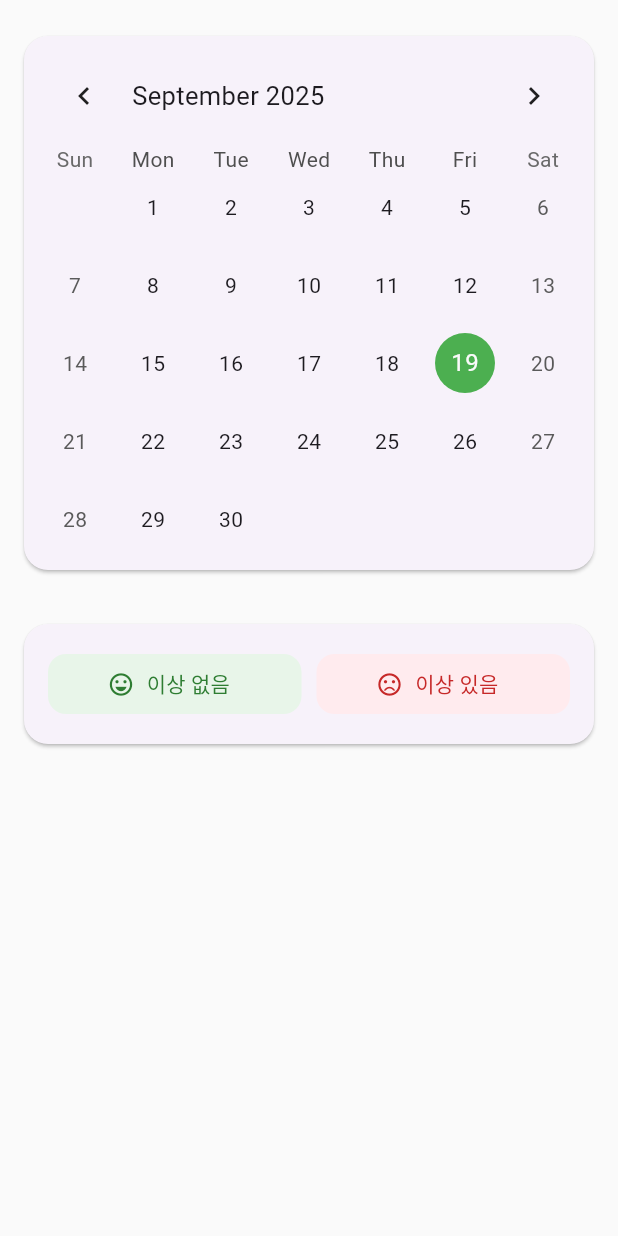
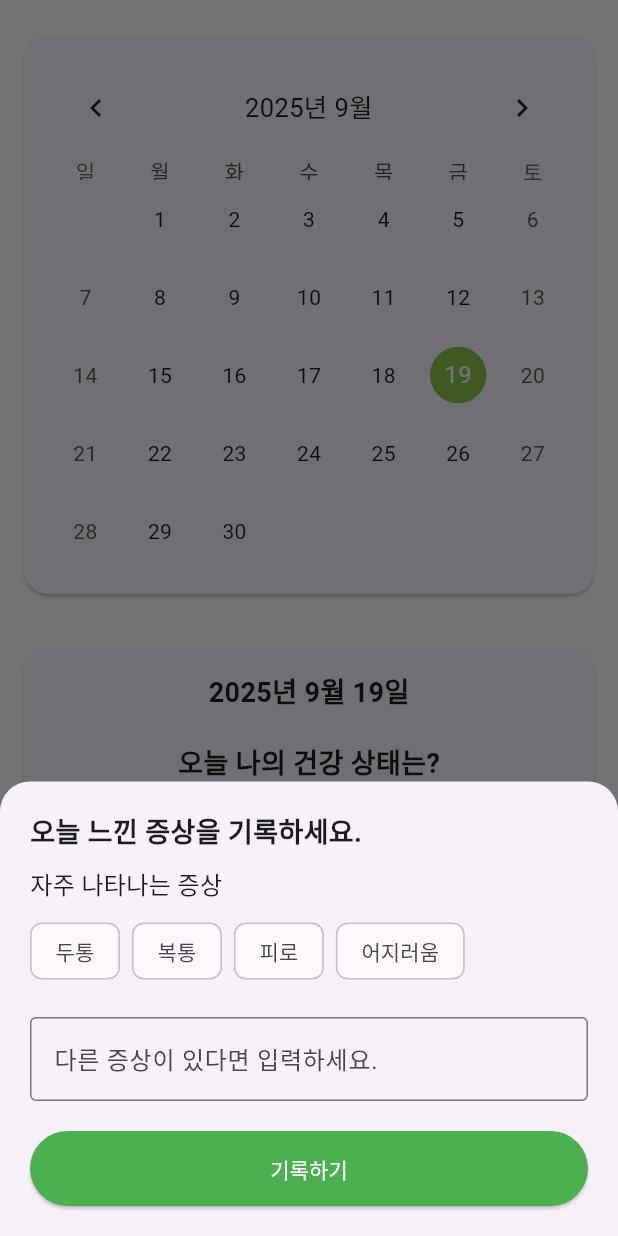
Before and after one commit to cathyjiwon/Checkey-mvp, a Flutter app: the DiaryScreen widget shown alone on an empty page, opened directly, after a tap on "이상 있음", on a phone screen of 412 x 824 dp. Run offline on Flutter 3.47's test engine with Material 3 defaults, Android fonts, the light colour scheme and no system bars; drawn by our look-alikes of table_calendar; our stand-ins replace fl_chart, shared_preferences; accounts and stored records are empty.

```diff
--- a/lib/main.dart
+++ b/lib/main.dart
@@ -8,8 +8,11 @@ import 'package:solusmvp/screens/solution_screen.dart';
 import 'package:solusmvp/screens/medication_screen.dart';
 import 'package:solusmvp/widgets/frequent_symptom_drawer.dart';
 import 'package:solusmvp/widgets/medication_manager_drawer.dart';
+import 'package:intl/date_symbol_data_local.dart';
 
-void main() {
+void main() async {
+  WidgetsFlutterBinding.ensureInitialized();
+  await initializeDateFormatting('ko_KR', null);
   runApp(
     ChangeNotifierProvider(
       create: (context) => SymptomManager(),
@@ -136,7 +139,7 @@ class _TabScreenState extends State<TabScreen> {
             const Divider(),
             ListTile(
               leading: const Icon(Icons.medication),
-              title: const Text('복용 중인 약물 관리'), // 새로운 메뉴 항목
+              title: const Text('복용 중인 약물 관리'),
               onTap: () {
                 Navigator.pop(context);
                 Navigator.push(
--- a/lib/screens/diary_screen.dart
+++ b/lib/screens/diary_screen.dart
@@ -1,10 +1,8 @@
-import 'dart:async';
 import 'package:flutter/material.dart';
-import 'package:table_calendar/table_calendar.dart';
-import 'package:shared_preferences/shared_preferences.dart';
-import 'dart:convert';
 import 'package:provider/provider.dart';
 import 'package:solusmvp/services/symptom_manager.dart';
+import 'package:table_calendar/table_calendar.dart';
+import 'package:intl/intl.dart';
 import '../widgets/custom_card.dart';
 
 class DiaryScreen extends StatefulWidget {
@@ -15,288 +13,123 @@ class DiaryScreen extends StatefulWidget {
 }
 
 class _DiaryScreenState extends State<DiaryScreen> {
-  CalendarFormat _calendarFormat = CalendarFormat.month;
   DateTime _focusedDay = DateTime.now();
-  DateTime? _selectedDay;
-  final Map<DateTime, Map<String, dynamic>> _events = {};
-  final TextEditingController _diaryController = TextEditingController();
-  Timer? _debounce;
-  bool _showEntrySection = false;
-  String _symptom = '';
+  DateTime _selectedDay = DateTime.now();
+  String _selectedState = '이상 없음';
 
   @override
   void initState() {
     super.initState();
-    _selectedDay = _focusedDay;
-    _loadEvents();
+    _loadDiaryEntryForSelectedDay();
   }
 
-  @override
-  void dispose() {
-    _diaryController.dispose();
-    _debounce?.cancel();
-    super.dispose();
-  }
-
-Future<void> _loadEvents() async {
-    final SharedPreferences prefs = await SharedPreferences.getInstance();
-    final allKeys = prefs.getKeys();
-    _events.clear();
-    for (final key in allKeys) {
-      if (key.startsWith('diary_')) {
-        final dateString = key.replaceFirst('diary_', '');
-        final date = DateTime.tryParse(dateString);
-        if (date != null) {
-          final normalizedDate = DateTime.utc(date.year, date.month, date.day);
-          final entryJson = prefs.getString(key);
-          if (entryJson != null) {
-            try {
-              // 새로운 JSON 형식 데이터 파싱 시도
-              final entry = jsonDecode(entryJson);
-              _events[normalizedDate] = {
-                'type': entry['type'],
-                'text': entry['text'],
-                'symptom': entry['symptom'],
-              };
-            } catch (e) {
-              // JSON 파싱 실패 시, 이전의 문자열 형식 데이터로 처리
-              // 이전 '이상 없음' 텍스트 데이터의 경우 'good' 타입으로 간주
-              _events[normalizedDate] = {
-                'type': entryJson == '이상 없음' ? 'good' : 'bad',
-                'text': '',
-                'symptom': '',
-              };
-            }
-          }
-        }
-      }
-    }
-    setState(() {});
-  }
-
-  Future<void> _saveDiary(String type) async {
-    if (_selectedDay == null) return;
-    final SharedPreferences prefs = await SharedPreferences.getInstance();
-    final normalizedDay = DateTime.utc(_selectedDay!.year, _selectedDay!.month, _selectedDay!.day);
-    final key = 'diary_$normalizedDay';
-
-    final entry = {
-      'type': type,
-      'text': _diaryController.text,
-      'symptom': _symptom,
-    };
-    await prefs.setString(key, jsonEncode(entry));
-
-    _events[normalizedDay] = entry;
-    setState(() {});
-  }
-
-  void _onDaySelected(DateTime selectedDay, DateTime focusedDay) {
-    if (!isSameDay(_selectedDay, selectedDay)) {
+  void _loadDiaryEntryForSelectedDay() {
+    final symptomManager = Provider.of<SymptomManager>(context, listen: false);
+    final selectedDateString = DateFormat('yyyy-MM-dd').format(_selectedDay);
+    final entry = symptomManager.diaryEntries[selectedDateString];
     setState(() {
-        _selectedDay = selectedDay;
-        _focusedDay = focusedDay;
-        _showEntrySection = false;
-        _diaryController.clear();
-        _symptom = '';
+      _selectedState = entry != null ? entry['status'] : '이상 없음';
     });
-      _loadDiaryForSelectedDay();
-    }
-  }
-
-  Future<void> _loadDiaryForSelectedDay() async {
-    if (_selectedDay == null) return;
-    final SharedPreferences prefs = await SharedPreferences.getInstance();
-    final normalizedDay = DateTime.utc(_selectedDay!.year, _selectedDay!.month, _selectedDay!.day);
-    final key = 'diary_$normalizedDay';
-    final entryJson = prefs.getString(key);
-
-    if (entryJson != null) {
-      final entry = jsonDecode(entryJson);
-      setState(() {
-        _showEntrySection = entry['type'] == 'bad';
-        _diaryController.text = entry['text'] ?? '';
-        _symptom = entry['symptom'] ?? '';
-      });
-    } else {
-      setState(() {
-        _showEntrySection = false;
-        _diaryController.clear();
-        _symptom = '';
-      });
-    }
   }
 
   @override
   Widget build(BuildContext context) {
-    final symptomManager = Provider.of<SymptomManager>(context, listen: false);
+    final symptomManager = Provider.of<SymptomManager>(context);
 
     return SingleChildScrollView(
       child: Padding(
         padding: const EdgeInsets.all(16.0),
         child: Column(
-          children: <Widget>[
+          children: [
             CustomCard(
-              padding: const EdgeInsets.all(8),
               child: TableCalendar(
+                locale: 'ko_KR',
                 firstDay: DateTime.utc(2020, 1, 1),
                 lastDay: DateTime.utc(2030, 12, 31),
                 focusedDay: _focusedDay,
-                selectedDayPredicate: (day) => isSameDay(_selectedDay, day),
-                onDaySelected: _onDaySelected,
-                calendarFormat: _calendarFormat,
-                headerStyle: const HeaderStyle(formatButtonVisible: false),
+                selectedDayPredicate: (day) {
+                  return isSameDay(_selectedDay, day);
+                },
+                onDaySelected: (selectedDay, focusedDay) {
+                  setState(() {
+                    _selectedDay = selectedDay;
+                    _focusedDay = focusedDay;
+                  });
+                  _loadDiaryEntryForSelectedDay();
+                },
+                onPageChanged: (focusedDay) {
+                  _focusedDay = focusedDay;
+                },
                 calendarStyle: const CalendarStyle(
                   outsideDaysVisible: false,
                   todayDecoration: BoxDecoration(
-                    color: Color(0xFFE8F5E9),
+                    color: Colors.green,
                     shape: BoxShape.circle,
                   ),
                   selectedDecoration: BoxDecoration(
-                    color: Colors.green,
+                    color: Colors.lightGreen,
                     shape: BoxShape.circle,
                   ),
                 ),
-                eventLoader: (day) {
-                  final normalizedDay = DateTime.utc(day.year, day.month, day.day);
-                  final eventType = _events[normalizedDay]?['type'];
-                  if (eventType != null) {
-                    return [eventType];
-                  }
-                  return [];
-                },
-                calendarBuilders: CalendarBuilders(
-                  markerBuilder: (context, date, events) {
-                    if (events.isNotEmpty) {
-                      final isGoodDay = events.first == 'good';
-                      return Positioned(
-                        bottom: 1,
-                        child: Container(
-                          width: 8.0,
-                          height: 8.0,
-                          decoration: BoxDecoration(
-                            shape: BoxShape.circle,
-                            color: isGoodDay ? Colors.green[700] : Colors.red,
-                          ),
-                        ),
-                      );
-                    }
-                    return null;
-                  },
+                headerStyle: const HeaderStyle(
+                  formatButtonVisible: false,
+                  titleCentered: true,
                 ),
               ),
             ),
             const SizedBox(height: 20),
             CustomCard(
-              child: Row(
-                mainAxisAlignment: MainAxisAlignment.spaceAround,
+              child: Column(
                 children: [
-                  Expanded(
-                    child: ElevatedButton.icon(
-                      onPressed: () {
-                        _showEmojiPopup(context);
-                        _saveDiary('good');
-                        setState(() {
-                          _showEntrySection = false;
-                          _diaryController.clear();
-                          _symptom = '';
-                        });
-                      },
-                      icon: const Icon(Icons.sentiment_very_satisfied),
-                      label: const Text('이상 없음'),
-                      style: ElevatedButton.styleFrom(
-                        backgroundColor: const Color(0xFFE8F5E9),
-                        foregroundColor: Colors.green[800],
-                        elevation: 0,
-                        shape: RoundedRectangleBorder(
-                          borderRadius: BorderRadius.circular(12),
+                  Text(
+                    DateFormat('yyyy년 M월 d일').format(_selectedDay),
+                    style: const TextStyle(
+                      fontSize: 18,
+                      fontWeight: FontWeight.bold,
                     ),
                   ),
+                  const SizedBox(height: 20),
+                  const Text(
+                    '오늘 나의 건강 상태는?',
+                    style: TextStyle(
+                      fontSize: 18,
+                      fontWeight: FontWeight.bold,
                     ),
                   ),
-                  const SizedBox(width: 10),
-                  Expanded(
-                    child: ElevatedButton.icon(
-                      onPressed: () {
-                        setState(() {
-                          _showEntrySection = true;
-                          _loadDiaryForSelectedDay();
-                        });
-                      },
-                      icon: const Icon(Icons.sentiment_very_dissatisfied),
-                      label: const Text('이상 있음'),
-                      style: ElevatedButton.styleFrom(
-                        backgroundColor: const Color(0xFFFFEBEE),
-                        foregroundColor: Colors.red[800],
-                        elevation: 0,
-                        shape: RoundedRectangleBorder(
-                          borderRadius: BorderRadius.circular(12),
+                  const SizedBox(height: 20),
+                  Row(
+                    mainAxisAlignment: MainAxisAlignment.center,
+                    children: [
+                      _buildStateButton('이상 없음', context),
+                      const SizedBox(width: 20),
+                      _buildStateButton('이상 있음', context),
+                    ],
+                  ),
+                  const SizedBox(height: 20),
+                  if (_selectedState != '이상 없음')
+                    Column(
+                      children: [
+                        const Text(
+                          '기록된 증상:',
+                          style: TextStyle(
+                            fontSize: 16,
+                            fontWeight: FontWeight.bold,
                           ),
                         ),
-                    ),
+                        const SizedBox(height: 8),
+                        Wrap(
+                          spacing: 8.0,
+                          runSpacing: 8.0,
+                          children: [
+                            ...symptomManager.diaryEntries[DateFormat('yyyy-MM-dd').format(_selectedDay)]?['symptoms']
+                                .map<Widget>((symptom) => Chip(label: Text(symptom)))
+                                .toList() ?? [],
+                          ],
                         ),
                       ],
                     ),
-            ),
-            const SizedBox(height: 20),
-            AnimatedSwitcher(
-              duration: const Duration(milliseconds: 300),
-              transitionBuilder: (Widget child, Animation<double> animation) {
-                return FadeTransition(opacity: animation, child: child);
-              },
-              child: _showEntrySection
-                  ? CustomCard(
-                      key: const ValueKey('textInputCard'),
-                      child: Column(
-                        crossAxisAlignment: CrossAxisAlignment.stretch,
-                        children: [
-                          const Text(
-                            '증상',
-                            style: TextStyle(fontSize: 16, fontWeight: FontWeight.bold),
-                          ),
-                          const SizedBox(height: 10),
-                          Wrap(
-                            spacing: 8.0,
-                            runSpacing: 4.0,
-                            children: symptomManager.frequentSymptoms.map((symptom) {
-                              return ChoiceChip(
-                                label: Text(symptom),
-                                selected: _symptom == symptom,
-                                onSelected: (bool selected) {
-                                  setState(() {
-                                    _symptom = selected ? symptom : '';
-                                    _saveDiary('bad');
-                                  });
-                                },
-                              );
-                            }).toList(),
-                          ),
-                          const SizedBox(height: 16),
-                          TextField(
-                            controller: _diaryController,
-                            decoration: InputDecoration(
-                              border: OutlineInputBorder(
-                                borderRadius: BorderRadius.circular(12),
-                                borderSide: BorderSide.none,
-                              ),
-                              filled: true,
-                              fillColor: Colors.grey[100],
-                              hintText: '오늘의 건강 상태를 자세히 기록하세요.',
-                            ),
-                            maxLines: 5,
-                            onChanged: (text) {
-                              if (_debounce?.isActive ?? false) {
-                                _debounce!.cancel();
-                              }
-                              _debounce = Timer(const Duration(milliseconds: 500), () {
-                                _saveDiary('bad');
-                              });
-                            },
-                          ),
                 ],
               ),
-                    )
-                  : const SizedBox.shrink(key: ValueKey('empty')),
             ),
           ],
         ),
@@ -304,25 +137,121 @@ Future<void> _loadEvents() async {
     );
   }
 
-  void _showEmojiPopup(BuildContext context) {
-    showDialog(
+  Widget _buildStateButton(String state, BuildContext context) {
+    final bool isSelected = _selectedState == state;
+    return ElevatedButton(
+      style: ElevatedButton.styleFrom(
+        backgroundColor: isSelected ? Colors.green : Colors.grey[200],
+        foregroundColor: isSelected ? Colors.white : Colors.black,
+        shape: RoundedRectangleBorder(
+          borderRadius: BorderRadius.circular(10),
+        ),
+        padding: const EdgeInsets.symmetric(horizontal: 20, vertical: 15),
+      ),
+      onPressed: () {
+        setState(() {
+          _selectedState = state;
+        });
+        final symptomManager = Provider.of<SymptomManager>(context, listen: false);
+        if (state == '이상 있음') {
+          _showSymptomInputModal(context, symptomManager);
+        } else {
+          symptomManager.saveDiaryEntry(_selectedDay, '이상 없음', []);
+          ScaffoldMessenger.of(context).showSnackBar(
+            const SnackBar(content: Text('건강 일기가 기록되었습니다.')),
+          );
+        }
+      },
+      child: Text(state),
+    );
+  }
+
+  void _showSymptomInputModal(BuildContext context, SymptomManager symptomManager) {
+    final TextEditingController symptomController = TextEditingController();
+    List<String> selectedSymptoms = symptomManager.diaryEntries[DateFormat('yyyy-MM-dd').format(_selectedDay)]?['symptoms']
+        .cast<String>()
+        .toList() ?? [];
+
+    showModalBottomSheet(
       context: context,
-      builder: (BuildContext context) {
-        return AlertDialog(
-          content: const Column(
+      isScrollControlled: true,
+      shape: const RoundedRectangleBorder(
+        borderRadius: BorderRadius.vertical(top: Radius.circular(20)),
+      ),
+      builder: (BuildContext bc) {
+        return Padding(
+          padding: EdgeInsets.only(
+            top: 20,
+            left: 20,
+            right: 20,
+            bottom: MediaQuery.of(bc).viewInsets.bottom + 20,
+          ),
+          child: StatefulBuilder(
+            builder: (BuildContext context, StateSetter modalSetState) {
+              return Column(
                 mainAxisSize: MainAxisSize.min,
+                crossAxisAlignment: CrossAxisAlignment.start,
                 children: [
-              Text('이상 없음 😊'),
+                  const Text(
+                    '오늘 느낀 증상을 기록하세요.',
+                    style: TextStyle(fontSize: 18, fontWeight: FontWeight.bold),
+                  ),
+                  const SizedBox(height: 10),
+                  const Text('자주 나타나는 증상', style: TextStyle(fontSize: 16)),
+                  const SizedBox(height: 8),
+                  Wrap(
+                    spacing: 8.0,
+                    runSpacing: 8.0,
+                    children: symptomManager.frequentSymptoms.map((symptom) {
+                      final isSelected = selectedSymptoms.contains(symptom);
+                      return ChoiceChip(
+                        label: Text(symptom),
+                        selected: isSelected,
+                        onSelected: (bool selected) {
+                          modalSetState(() {
+                            if (selected) {
+                              selectedSymptoms.add(symptom);
+                            } else {
+                              selectedSymptoms.remove(symptom);
+                            }
+                          });
+                        },
+                      );
+                    }).toList(),
+                  ),
+                  const SizedBox(height: 20),
+                  TextField(
+                    controller: symptomController,
+                    decoration: const InputDecoration(
+                      labelText: '다른 증상이 있다면 입력하세요.',
+                      border: OutlineInputBorder(),
+                    ),
+                  ),
+                  const SizedBox(height: 20),
+                  ElevatedButton(
+                    onPressed: () {
+                      if (symptomController.text.isNotEmpty) {
+                        selectedSymptoms.add(symptomController.text);
+                      }
+
+                      symptomManager.saveDiaryEntry(_selectedDay, _selectedState, selectedSymptoms);
+
+                      ScaffoldMessenger.of(context).showSnackBar(
+                        const SnackBar(content: Text('건강 일기가 기록되었습니다.')),
+                      );
+
+                      Navigator.pop(context);
+                    },
+                    style: ElevatedButton.styleFrom(
+                      backgroundColor: Colors.green,
+                      minimumSize: const Size(double.infinity, 50),
+                    ),
+                    child: const Text('기록하기', style: TextStyle(color: Colors.white)),
+                  ),
                 ],
-          ),
-          actions: [
-            TextButton(
-              child: const Text('확인'),
-              onPressed: () {
-                Navigator.of(context).pop();
+              );
             },
           ),
-          ],
         );
       },
     );
--- a/lib/services/symptom_manager.dart
+++ b/lib/services/symptom_manager.dart
@@ -6,9 +6,16 @@ class SymptomManager extends ChangeNotifier {
   final List<String> _frequentSymptoms = ['두통', '복통', '피로', '어지러움'];
   final List<String> _medications = ['타이레놀', '게보린', '소화제'];
   final Map<String, Map<String, bool>> _medicationHistory = {};
+  final Map<String, dynamic> _diaryEntries = {};
 
   SymptomManager() {
-    _loadMedications();
+    _loadAllData();
+  }
+
+  Future<void> _loadAllData() async {
+    await _loadMedications();
+    await _loadMedicationHistory();
+    await _loadDiaryEntries();
   }
 
   // 자주 발생하는 증상
@@ -59,6 +66,19 @@ class SymptomManager extends ChangeNotifier {
     _saveMedicationHistory();
   }
 
+  // 건강 일기 기록
+  Map<String, dynamic> get diaryEntries => _diaryEntries;
+
+  void saveDiaryEntry(DateTime date, String status, List<String> symptoms) {
+    final key = _formatDate(date);
+    _diaryEntries[key] = {
+      'status': status,
+      'symptoms': symptoms,
+    };
+    notifyListeners();
+    _saveDiaryEntries();
+  }
+
   // 데이터 저장 및 불러오기
   Future<void> _loadMedications() async {
     final prefs = await SharedPreferences.getInstance();
@@ -68,7 +88,10 @@ class SymptomManager extends ChangeNotifier {
       final List<dynamic> list = jsonDecode(medsJson);
       _medications.addAll(list.cast<String>());
     }
+  }
 
+  Future<void> _loadMedicationHistory() async {
+    final prefs = await SharedPreferences.getInstance();
     final historyJson = prefs.getString('medication_history');
     if (historyJson != null) {
       final Map<String, dynamic> historyMap = jsonDecode(historyJson);
@@ -77,7 +100,16 @@ class SymptomManager extends ChangeNotifier {
         _medicationHistory[key] = Map<String, bool>.from(value);
       });
     }
-    notifyListeners();
+  }
+
+  Future<void> _loadDiaryEntries() async {
+    final prefs = await SharedPreferences.getInstance();
+    final diaryJson = prefs.getString('diary_entries');
+    if (diaryJson != null) {
+      final Map<String, dynamic> diaryMap = jsonDecode(diaryJson);
+      _diaryEntries.clear();
+      _diaryEntries.addAll(diaryMap);
+    }
   }
 
   Future<void> _saveMedications() async {
@@ -90,6 +122,11 @@ class SymptomManager extends ChangeNotifier {
     prefs.setString('medication_history', jsonEncode(_medicationHistory));
   }
 
+  Future<void> _saveDiaryEntries() async {
+    final prefs = await SharedPreferences.getInstance();
+    prefs.setString('diary_entries', jsonEncode(_diaryEntries));
+  }
+
   String _formatDate(DateTime date) {
     return '${date.year}-${date.month}-${date.day}';
   }
--- a/lib/widgets/medication_manager_drawer.dart
+++ b/lib/widgets/medication_manager_drawer.dart
@@ -12,7 +12,7 @@ class MedicationManagerDrawer extends StatelessWidget {
 
     return Scaffold(
       appBar: AppBar(
-        title: const Text('복용 중인 약물 관리'),
+        title: const Text('복용 중인 약 관리'),
       ),
       body: SingleChildScrollView(
         child: Padding(
@@ -22,7 +22,7 @@ class MedicationManagerDrawer extends StatelessWidget {
               crossAxisAlignment: CrossAxisAlignment.start,
               children: [
                 const Text(
-                  '복용 중인 약물',
+                  '복용 중인 약',
                   style: TextStyle(fontSize: 18, fontWeight: FontWeight.bold),
                 ),
                 const SizedBox(height: 16),
@@ -36,7 +36,7 @@ class MedicationManagerDrawer extends StatelessWidget {
                         onDeleted: () {
                           symptomManager.removeMedication(medication);
                           ScaffoldMessenger.of(context).showSnackBar(
-                            SnackBar(content: Text('$medication 약물이 삭제되었습니다.')),
+                            SnackBar(content: Text('$medication 약이 삭제되었습니다.')),
                           );
                         },
                       );
@@ -57,7 +57,7 @@ class MedicationManagerDrawer extends StatelessWidget {
   }
 
   void _addMedication(BuildContext context, SymptomManager manager) {
-    _showAddDialog(context, '약물 추가', (text) => manager.addMedication(text));
+    _showAddDialog(context, '약 추가', (text) => manager.addMedication(text));
   }
 
   void _showAddDialog(BuildContext context, String title, Function(String) onSave) {
--- a/pubspec.yaml
+++ b/pubspec.yaml
@@ -34,7 +34,7 @@ dependencies:
 
 
   provider: ^6.0.5
-  intl: ^0.18.1
+  intl: ^0.19.0
   timezone: ^0.9.3
   fl_chart: ^0.68.0
   flutter_local_notifications: ^17.0.0
```
Also changed, not shown: pubspec.lock. Lines whose indentation alone changed are shown as unchanged.
